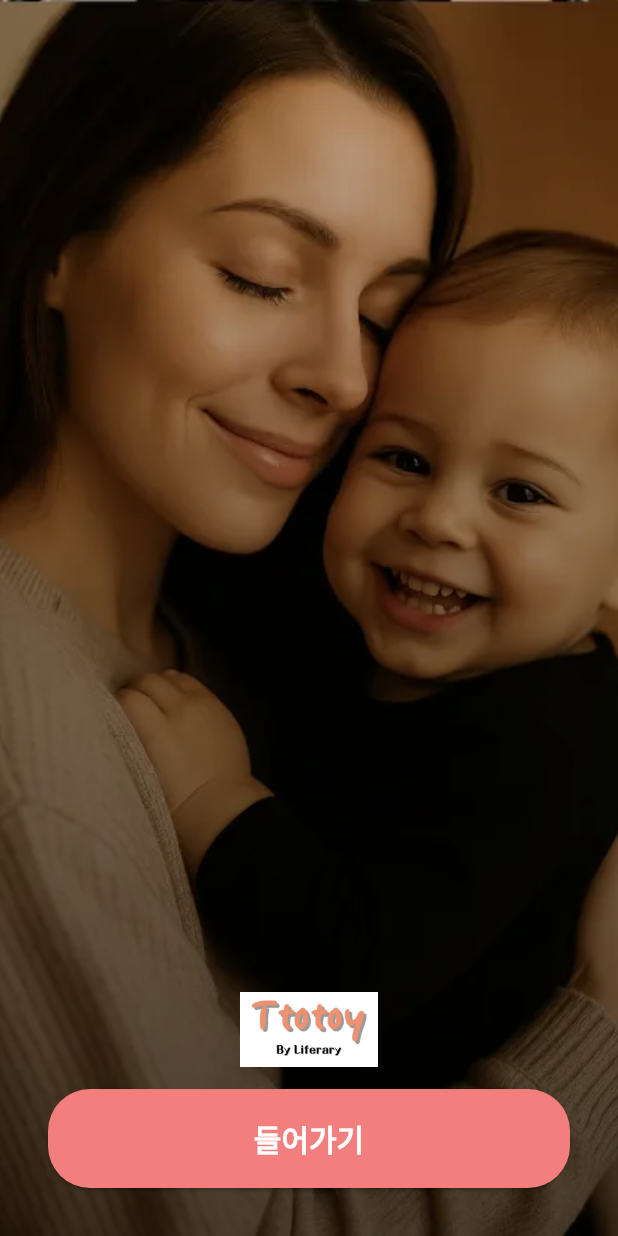
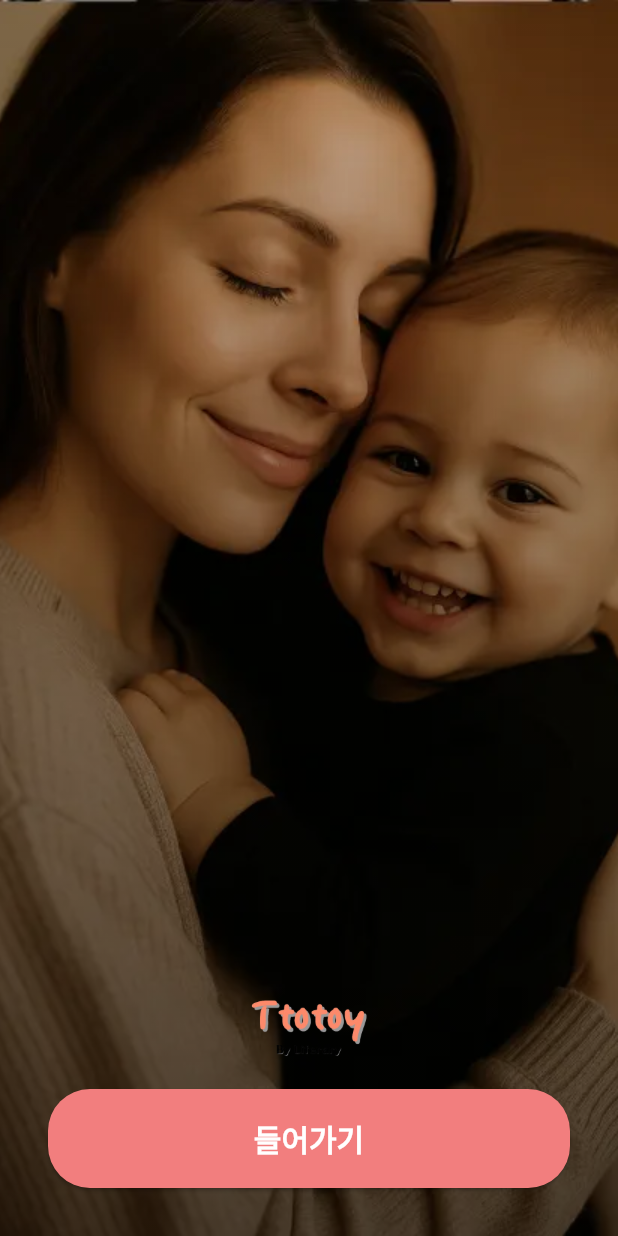
Before and after one commit to AllbAd1/ttotoy_app, a Flutter app: the screen it shows after launch, on a phone screen of 412 x 824 dp. Run offline on Flutter 3.47's test engine with Material 3 defaults, Android fonts, the phone set to English and light mode, and no system bars; our stand-ins replace google_fonts.

```diff
--- a/lib/view/home/home_page.dart
+++ b/lib/view/home/home_page.dart
@@ -46,7 +46,7 @@ class HomePage extends StatelessWidget {
                 child: Column(
                   mainAxisSize: MainAxisSize.min,
                   children: [
-                Image.asset('assets/images/Ttotoy_under_title.webp',
+                Image.asset('assets/images/Ttotoy_under_title.png',
                       height: 50, // 로고 크기 설정
                     ),
                 const SizedBox(height: 15), // 로고와 버튼 사이 간격
```
Also changed, not shown: assets/images/Ttotoy_under_title.png (added), assets/images/Ttotoy_under_title.webp (deleted).
